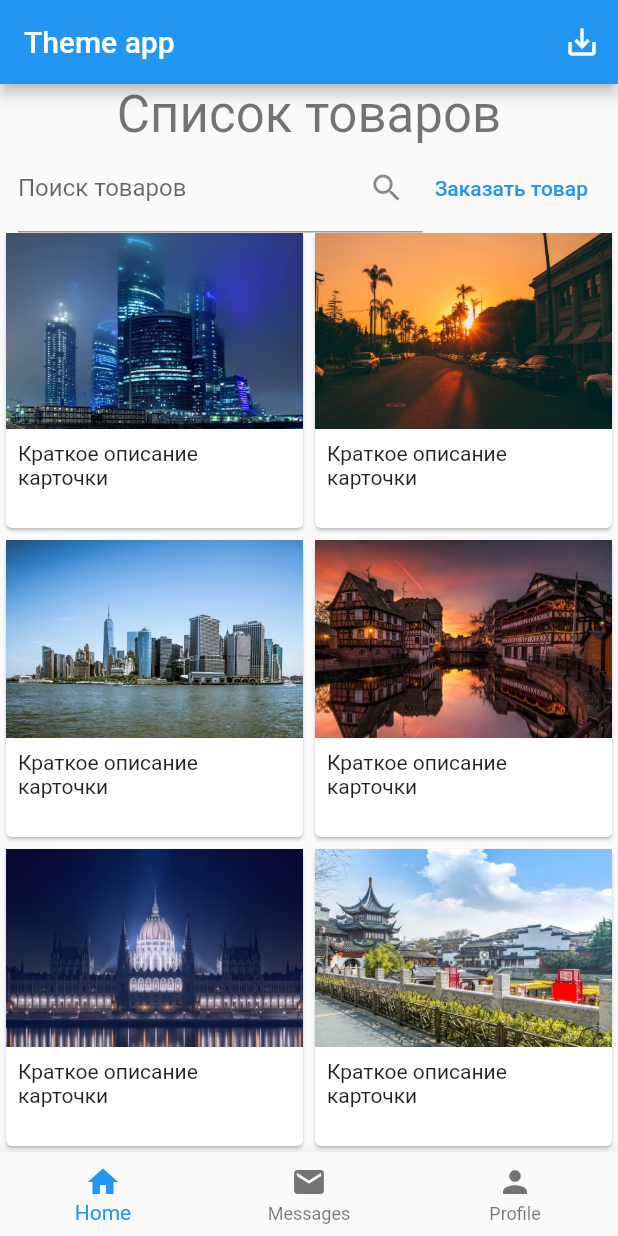
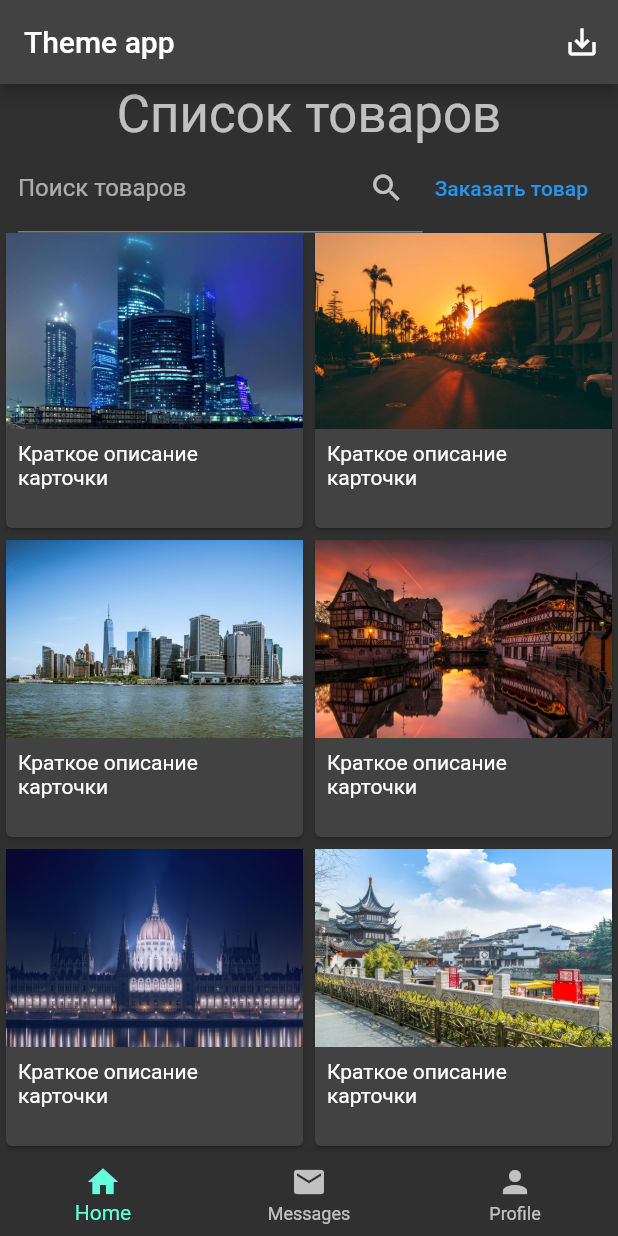
Before and after one commit to vlkonoshenko/home_work_app_theme, a Flutter app: the screen it shows after launch, scrolled down 211 dp, after a tap on the "save alt" icon, on a phone screen of 412 x 824 dp. Run offline on Flutter 3.47's test engine with Material 2 defaults, Android fonts, the phone set to English and light mode, and no system bars.

Commit message:
chore: make changing theme

```diff
--- a/lib/main.dart
+++ b/lib/main.dart
@@ -1,6 +1,6 @@
-import 'package:app_theme/theme.dart';
-import 'package:flutter/cupertino.dart';
+import 'package:app_theme/theme_notifier.dart';
 import 'package:flutter/material.dart';
+import 'package:provider/provider.dart';
 
 void main() {
   runApp(MyApp());
@@ -9,9 +9,25 @@ void main() {
 class MyApp extends StatelessWidget {
   @override
   Widget build(BuildContext context) {
+    return MultiProvider(
+      providers: [
+        ChangeNotifierProvider<ThemeNotifier>.value(
+          value: ThemeNotifier(),
+        ),
+      ],
+      child: App(),
+    );
+  }
+}
+
+class App extends StatelessWidget {
+  const App({Key key}) : super(key: key);
+
+  @override
+  Widget build(BuildContext context) {
     return MaterialApp(
       title: 'Flutter Demo',
-      theme: themeLight,
+      theme: context.watch<ThemeNotifier>().theme,
       debugShowCheckedModeBanner: false,
       home: MyHomePage(),
     );
@@ -50,7 +66,9 @@ class _MyHomePageState extends State<MyHomePage> with TickerProviderStateMixin {
         title: Text('Theme app'),
         actions: [
           IconButton(
-            onPressed: () {},
+            onPressed: () {
+              context.read<ThemeNotifier>().changeTheme();
+            },
             icon: Icon(Icons.save_alt),
           )
         ],
--- a/lib/theme.dart
+++ /dev/null
@@ -1,11 +0,0 @@
-import 'package:flutter/material.dart';
-
-ThemeData _themeLight = ThemeData.light();
-
-ThemeData themeLight = _themeLight.copyWith(
-  textTheme: _textLight(_themeLight.textTheme),
-);
-
-TextTheme _textLight(TextTheme base) {
-  return base.copyWith();
-}
--- /dev/null
+++ b/lib/theme_notifier.dart
@@ -0,0 +1,13 @@
+import 'package:flutter/material.dart';
+
+class ThemeNotifier extends ChangeNotifier {
+  var _themeData = ThemeData.light();
+  var _isDark = false;
+
+  ThemeData get theme => _themeData;
+  changeTheme() {
+    _isDark = !_isDark;
+    _themeData = _isDark ? ThemeData.dark() : ThemeData.light();
+    notifyListeners();
+  }
+}
--- a/pubspec.yaml
+++ b/pubspec.yaml
@@ -27,6 +27,7 @@ dependencies:
   # The following adds the Cupertino Icons font to your application.
   # Use with the CupertinoIcons class for iOS style icons.
   cupertino_icons: ^0.1.3
+  provider: ^6.0.5
 
 dev_dependencies:
   flutter_test:
```
Also changed, not shown: pubspec.lock.
